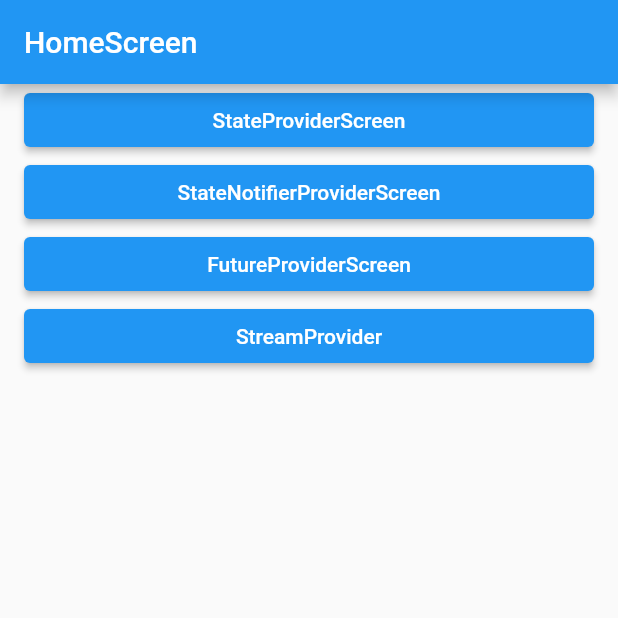
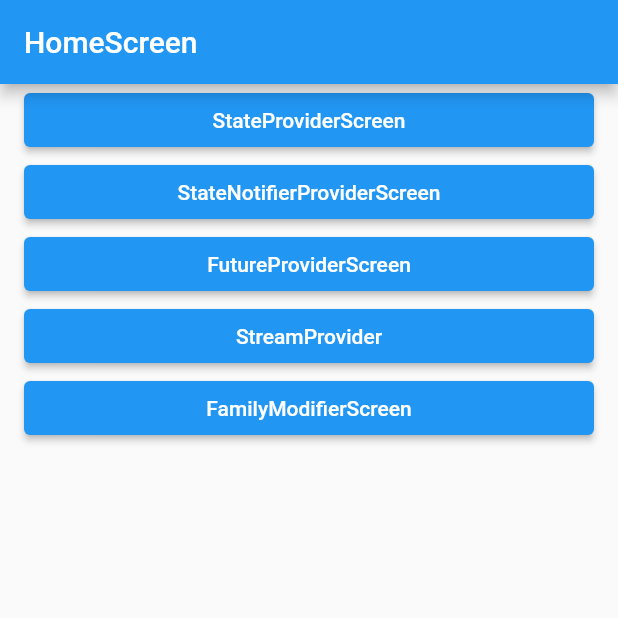
Before and after one commit to JinHee8989/riverpod-practice, a Flutter app: the screen it shows after launch, on a phone screen of 412 x 824 dp, the top half of it. Run offline on Flutter 3.47's test engine with Material 2 defaults, Android fonts, the phone set to English and light mode, and no system bars; our stand-ins replace flutter_riverpod.

Commit message:
feat family_modifier_provider.dart : familyModifier 실습

```diff
--- a/lib/screen/home_screen.dart
+++ b/lib/screen/home_screen.dart
@@ -1,6 +1,7 @@
 import 'package:flutter/material.dart';
 import 'package:flutter_riverpod/flutter_riverpod.dart';
 import 'package:riverpod_practice/layout/default_layout.dart';
+import 'package:riverpod_practice/screen/family_modifier_screen.dart';
 import 'package:riverpod_practice/screen/future_provider_screen.dart';
 import 'package:riverpod_practice/screen/state_notifier_provider_screen.dart';
 import 'package:riverpod_practice/screen/state_provider_screen.dart';
@@ -39,6 +40,12 @@ class HomeScreen extends StatelessWidget {
                     MaterialPageRoute(builder: (_) => StreamProviderScreen()));
               },
               child: Text('StreamProvider')),
+          ElevatedButton(
+              onPressed: () {
+                Navigator.of(context).push(
+                    MaterialPageRoute(builder: (_) => FamilyModifierScreen()));
+              },
+              child: Text('FamilyModifierScreen')),
         ],
       ),
     );
```
Also changed, not shown: lib/riverpod/family_modifier_provider.dart (added, +10 -0 lines), lib/screen/family_modifier_screen.dart (added, +26 -0 lines).
